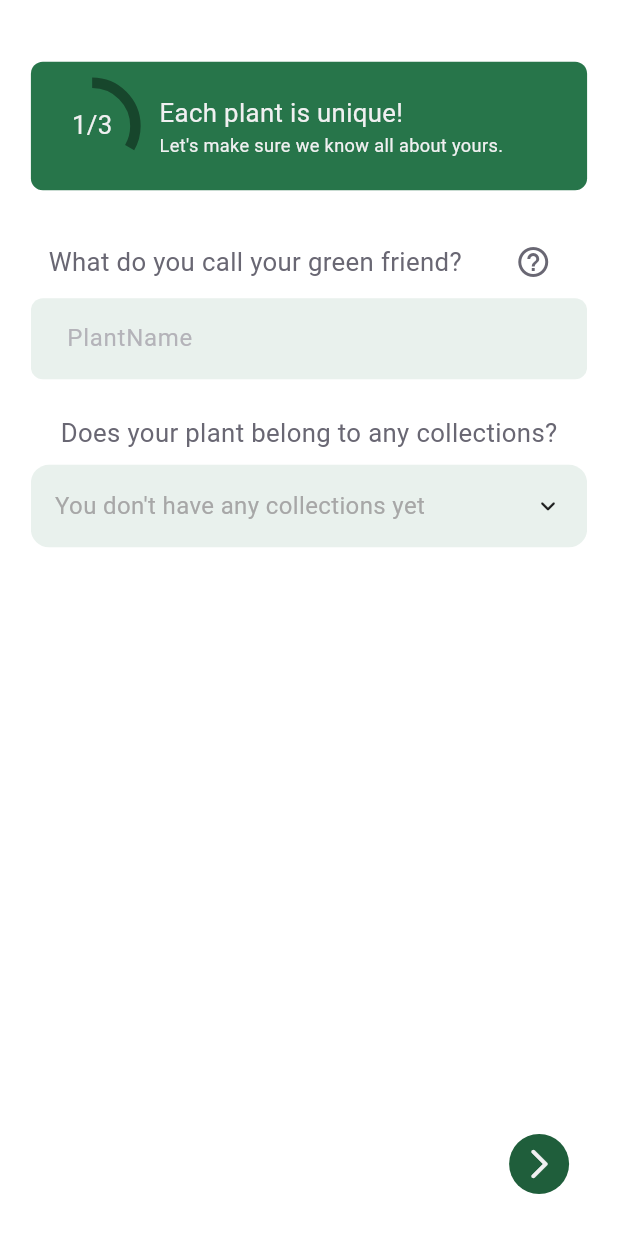
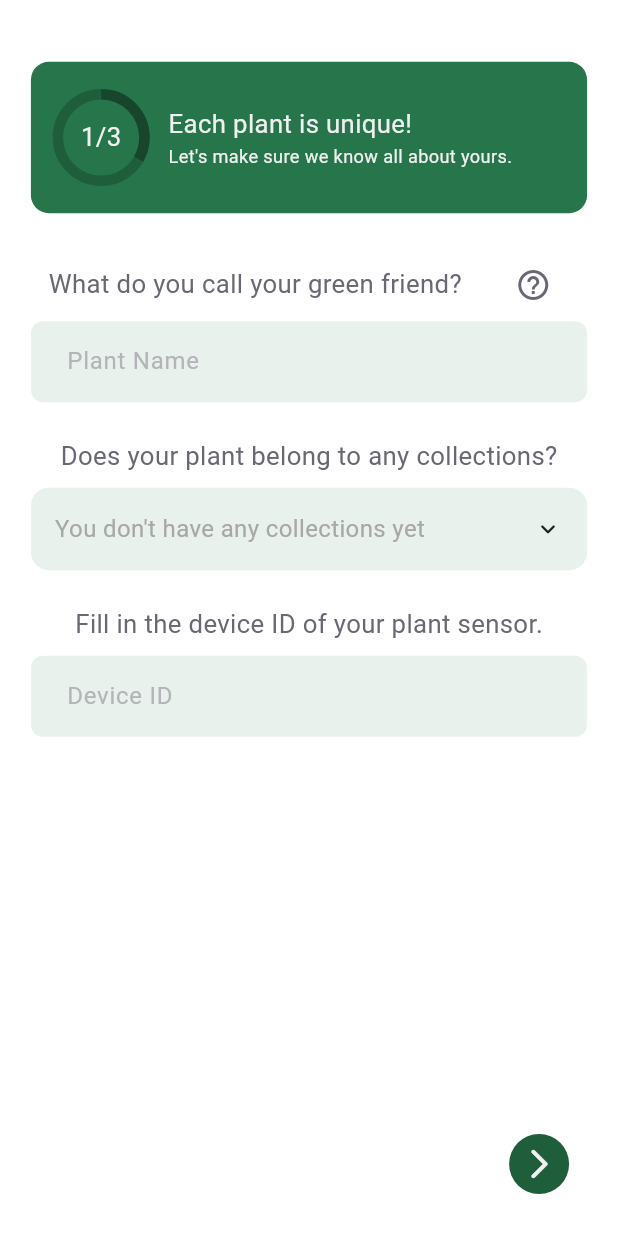
Before and after one commit to Team-Wilhelm/BotaniQue-MobDev, a Flutter app: the screen it shows after launch, swiped to page 3, on a phone screen of 412 x 824 dp. Shown: the top 1233 px of the screen. Run offline on Flutter 3.47's test engine with Material 3 defaults, Android fonts, the phone set to English and light mode, and no system bars; drawn by our look-alikes of animated_custom_dropdown; our stand-ins replace flutter_bloc, flutter_secure_storage, freezed_annotation, google_fonts, image_picker, lottie; generated files the repository leaves out were written again; network calls fail.

Commit message:
visual improvements to the app stepper and the first step

```diff
--- a/botanique/lib/add_plant/add_plant_screen.dart
+++ b/botanique/lib/add_plant/add_plant_screen.dart
@@ -37,13 +37,13 @@ class _AddPlantScreenState extends State<AddPlantScreen> {
             AddPlantFirstStepContent(plantNameController: _plantNameController),
       ),
       const AppStep(
-        title: "Time to put a face to that name!",
-        subtitle: "3, 2, 1... Smile!",
+        title: "3, 2, 1... Smile!",
+        subtitle: "Time to put a face to that name!",
         content: AddPlantSecondStepContent(),
       ),
       const AppStep(
-        title: "When does your plant feel best?",
-        subtitle: "Almost there!",
+        title: "Just a few more details!",
+        subtitle: "When does your plant feel best?",
         content: AddPlantThirdStepContent(),
       ),
     ];
--- a/botanique/lib/add_plant/steps/add_plant_first_step.dart
+++ b/botanique/lib/add_plant/steps/add_plant_first_step.dart
@@ -16,7 +16,6 @@ class AddPlantFirstStepContent extends StatelessWidget {
   @override
   Widget build(BuildContext context) {
     return Column(
-      mainAxisAlignment: MainAxisAlignment.center,
       children: [
         Row(
           mainAxisAlignment: MainAxisAlignment.spaceAround,
@@ -34,11 +33,20 @@ class AddPlantFirstStepContent extends StatelessWidget {
           ],
         ),
         AppTextField(
-            textFieldController: plantNameController, placeholder: "PlantName"),
+            textFieldController: plantNameController,
+            placeholder: "Plant Name"),
         const SizedBox(height: 24),
         AppText(text: collectionQuestion),
         const SizedBox(height: 8),
         const CollectionDropdown(),
+        const SizedBox(height: 24),
+        const AppText(text: "Fill in the device ID of your plant sensor."),
+        // TODO: add scan QR code
+        const SizedBox(height: 8),
+        AppTextField(
+          textFieldController: TextEditingController(),
+          placeholder: "Device ID",
+        ),
       ],
     );
   }
--- a/botanique/lib/add_plant/steps/add_plant_second_step.dart
+++ b/botanique/lib/add_plant/steps/add_plant_second_step.dart
@@ -86,7 +86,7 @@ class AddPlantSecondStepContent extends StatelessWidget {
           text: _getNoPictureSubtitle(snapshot),
           fontSize: FontSizes.tiny,
         ),
-        const SizedBox(height: 8),
+        const SizedBox(height: 16),
         AppImagePreview(
           imageUrl: NetworkConstants.plantPlaceholder,
           hasCameraOverlay: snapshot is InitialNoPictureSelected,
@@ -97,7 +97,7 @@ class AddPlantSecondStepContent extends StatelessWidget {
         if (snapshot is NoPictureSelected) ...[
           const SizedBox(height: 8),
           const AppText(
-            text: "Wanna try again? Click on the image!",
+            text: "Want to try again? Click on the image!",
             fontSize: FontSizes.tiny,
           ),
         ],
@@ -120,7 +120,7 @@ class AddPlantSecondStepContent extends StatelessWidget {
         ),
         const SizedBox(height: 8),
         const AppText(
-          text: "Wanna try again? Click on the image!",
+          text: "Want to try again? Click on the image!",
           fontSize: FontSizes.tiny,
         ),
       ],
--- a/botanique/lib/all_plants/plant_detail/plant_detail_screen.dart
+++ b/botanique/lib/all_plants/plant_detail/plant_detail_screen.dart
@@ -58,6 +58,7 @@ class PlantDetailScreen extends StatelessWidget {
             tag: "plantCard${plant.plantId}",
             child: AppImagePreview(
               imageUrl: plant.imageUrl,
+              fit: BoxFit.contain,
             ),
           ),
           const SizedBox(height: 16),
--- a/botanique/lib/shared/app_image_preview.dart
+++ b/botanique/lib/shared/app_image_preview.dart
@@ -17,12 +17,14 @@ class AppImagePreview extends StatelessWidget {
     required this.imageUrl,
     this.imageType = ImageType.network,
     this.onTap,
+    this.fit = BoxFit.cover,
   });
 
   final String imageUrl;
   final bool hasCameraOverlay;
   final VoidCallback? onTap;
   final ImageType imageType;
+  final BoxFit fit;
 
   @override
   Widget build(BuildContext context) {
@@ -34,7 +36,7 @@ class AppImagePreview extends StatelessWidget {
           borderRadius: BorderRadius.circular(20),
           image: DecorationImage(
             image: _getImage(),
-            fit: BoxFit.contain,
+            fit: fit,
             colorFilter: _getFilter,
           ),
         ),
--- a/botanique/lib/shared/app_text.dart
+++ b/botanique/lib/shared/app_text.dart
@@ -29,6 +29,7 @@ class AppText extends StatelessWidget {
         fontSize: MediaQuery.of(context).size.width / fontSize,
         fontWeight: fontWeight,
         decoration: decoration,
+        overflow: TextOverflow.ellipsis,
       ),
     );
   }
--- a/botanique/lib/shared/stepper/app_stepper.dart
+++ b/botanique/lib/shared/stepper/app_stepper.dart
@@ -56,11 +56,7 @@ class _AppStepperState extends State<AppStepper> {
                   _currentStepIndex = value;
                 });
               },
-              children: widget.steps
-                  .map((step) => SingleChildScrollView(
-                        child: step.content,
-                      ))
-                  .toList()),
+              children: widget.steps.map((step) => step.content).toList()),
         ),
         Padding(
           padding: const EdgeInsets.fromLTRB(
--- a/botanique/lib/shared/stepper/app_stepper_progress.dart
+++ b/botanique/lib/shared/stepper/app_stepper_progress.dart
@@ -57,42 +57,20 @@ class _AppStepperProgressState extends State<AppStepperProgress>
       animation: _progressController,
       builder: (context, child) {
         return Container(
-          padding: const EdgeInsets.symmetric(horizontal: 12, vertical: 14),
+          height: _getProgressIndicatorSize(context) * 1.75,
+          alignment: Alignment.center,
+          padding: const EdgeInsets.symmetric(horizontal: 18, vertical: 14),
           decoration: BoxDecoration(
             color: AppColors.primary[0],
-            borderRadius: BorderRadius.circular(8),
+            borderRadius: BorderRadius.circular(12),
           ),
           child: Row(
-            mainAxisAlignment: MainAxisAlignment.start,
-            crossAxisAlignment: CrossAxisAlignment.center,
             children: [
-              SizedBox(
-                child: Stack(
-                  alignment: Alignment.center,
-                  children: [
-                    SizedBox(
-                      height: _getProgressIndicatorSize(context),
-                      width: _getProgressIndicatorSize(context),
-                      child: CircularProgressIndicator.adaptive(
-                        value:
-                            _progressAnimation.value + (1 / widget.totalSteps),
-                        strokeWidth: 7,
-                        valueColor: AlwaysStoppedAnimation<Color>(
-                          AppColors.primary[40]!,
-                        ),
-                      ),
-                    ),
-                    AppText(
-                      text:
-                          "${widget.currentStepIndex + 1}/${widget.totalSteps}",
-                      colour: TextColors.textLight,
-                    ),
-                  ],
-                ),
-              ),
+              _getProgressIndicator(),
               const SizedBox(width: 16),
               Column(
                 crossAxisAlignment: CrossAxisAlignment.start,
+                mainAxisAlignment: MainAxisAlignment.center,
                 children: [
                   AppText(
                     text: widget.step.title,
@@ -116,6 +94,30 @@ class _AppStepperProgressState extends State<AppStepperProgress>
     return MediaQuery.of(context).size.height * 0.07;
   }
 
+  Widget _getProgressIndicator() {
+    return Stack(
+      alignment: Alignment.center,
+      children: [
+        SizedBox(
+          height: _getProgressIndicatorSize(context),
+          width: _getProgressIndicatorSize(context),
+          child: CircularProgressIndicator.adaptive(
+            value: _progressAnimation.value + (1 / widget.totalSteps),
+            strokeWidth: 7,
+            valueColor: AlwaysStoppedAnimation<Color>(
+              AppColors.primary[40]!,
+            ),
+            backgroundColor: AppColors.primary[20]!,
+          ),
+        ),
+        AppText(
+          text: "${widget.currentStepIndex + 1}/${widget.totalSteps}",
+          colour: TextColors.textLight,
+        ),
+      ],
+    );
+  }
+
   @override
   void dispose() {
     _progressController.dispose();
```
